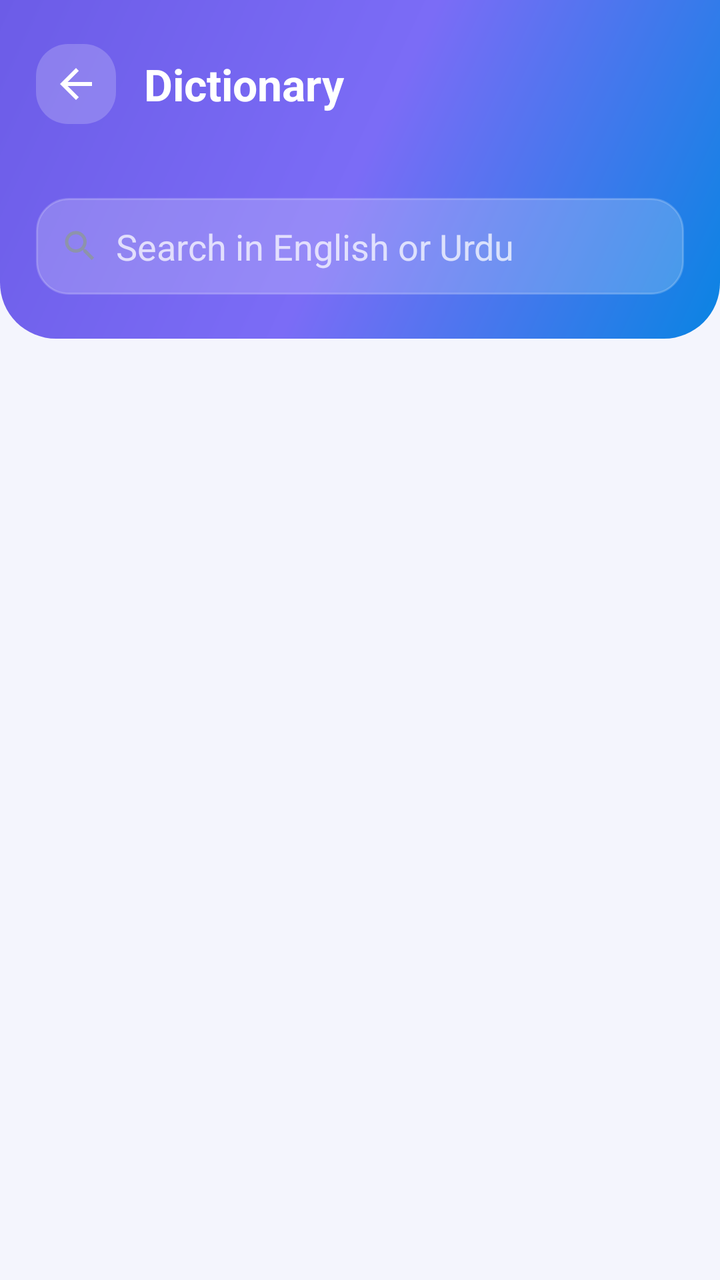
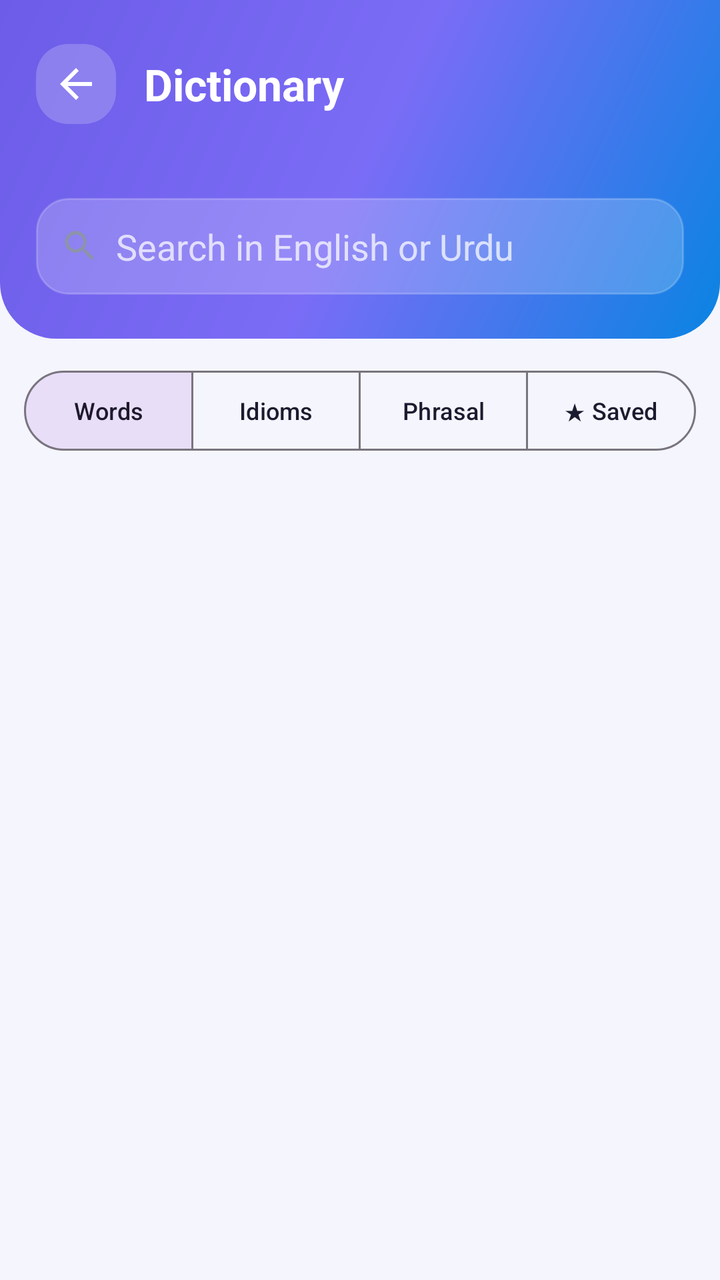

Two renders of the same Android screen: before a commit and after it. Below are the layout's source before the change and the commit's diff.
<!-- AndroidManifest.xml: application theme Theme.MuntahaEnglish -->
<!-- res/layout/activity_dictionary.xml -->
<?xml version="1.0" encoding="utf-8"?>
<LinearLayout xmlns:android="http://schemas.android.com/apk/res/android"
    xmlns:app="http://schemas.android.com/apk/res-auto"
    android:layout_width="match_parent"
    android:layout_height="match_parent"
    android:background="@color/background"
    android:orientation="vertical">

    <LinearLayout
        android:layout_width="match_parent"
        android:layout_height="wrap_content"
        android:background="@drawable/bg_header_gradient"
        android:orientation="vertical"
        android:paddingStart="18dp"
        android:paddingTop="22dp"
        android:paddingEnd="18dp"
        android:paddingBottom="22dp">

        <LinearLayout
            android:layout_width="match_parent"
            android:layout_height="wrap_content"
            android:gravity="center_vertical"
            android:orientation="horizontal">

            <ImageButton
                android:id="@+id/buttonBack"
                android:layout_width="40dp"
                android:layout_height="40dp"
                android:background="@drawable/bg_level_badge"
                android:contentDescription="@string/back"
                android:padding="9dp"
                android:src="@drawable/ic_back" />

            <TextView
                style="@style/ScreenTitle"
                android:layout_width="0dp"
                android:layout_height="wrap_content"
                android:layout_marginStart="14dp"
                android:layout_weight="1"
                android:text="@string/dictionary_title" />
        </LinearLayout>
        <TextView
            android:id="@+id/textDictionarySub"
            style="@style/ScreenSubtitle"
            android:layout_width="match_parent"
            android:layout_height="wrap_content"
            android:layout_marginTop="4dp" />

        <LinearLayout
            android:layout_width="match_parent"
            android:layout_height="wrap_content"
            android:layout_marginTop="14dp"
            android:background="@drawable/bg_input"
            android:backgroundTint="#33FFFFFF"
            android:gravity="center_vertical"
            android:orientation="horizontal"
            android:paddingStart="12dp"
            android:paddingEnd="12dp">

            <ImageView
                android:layout_width="20dp"
                android:layout_height="20dp"
                android:contentDescription="@string/dictionary_hint"
                android:src="@drawable/ic_search" />

            <EditText
                android:id="@+id/inputSearch"
                android:layout_width="match_parent"
                android:layout_height="wrap_content"
                android:layout_marginStart="8dp"
                android:autofillHints=""
                android:background="@null"
                android:hint="@string/dictionary_hint"
                android:inputType="text"
                android:paddingTop="12dp"
                android:paddingBottom="12dp"
                android:textColor="@color/white"
                android:textColorHint="#BBFFFFFF" />
        </LinearLayout>
    </LinearLayout>

    <TextView
        android:id="@+id/textDictionaryEmpty"
        style="@style/BodyText"
        android:layout_width="match_parent"
        android:layout_height="wrap_content"
        android:gravity="center"
        android:padding="24dp"
        android:text="@string/dictionary_empty"
        android:visibility="gone" />

    <androidx.recyclerview.widget.RecyclerView
        android:id="@+id/listDictionary"
        android:layout_width="match_parent"
        android:layout_height="0dp"
        android:layout_weight="1"
        android:clipToPadding="false"
        android:paddingStart="12dp"
        android:paddingTop="12dp"
        android:paddingEnd="12dp"
        android:paddingBottom="14dp"
        android:scrollbars="none" />
</LinearLayout>
<!-- resources referenced by this layout -->
<resources>
  <color name="background">#F4F5FD</color>
  <color name="white">#FFFFFF</color>
  <!-- drawable bg_header_gradient (drawable) -->
  <?xml version="1.0" encoding="utf-8"?>
  <shape xmlns:android="http://schemas.android.com/apk/res/android" android:shape="rectangle">
      <gradient
          android:angle="315"
          android:startColor="#6C5CE7"
          android:centerColor="#7B6CF6"
          android:endColor="#0984E3"
          android:type="linear" />
      <corners android:bottomLeftRadius="28dp" android:bottomRightRadius="28dp" />
  </shape>
  <!-- drawable bg_input (drawable) -->
  <?xml version="1.0" encoding="utf-8"?>
  <shape xmlns:android="http://schemas.android.com/apk/res/android" android:shape="rectangle">
      <solid android:color="#F7F8FE" />
      <corners android:radius="16dp" />
      <stroke android:width="1dp" android:color="#D9DCEF" />
  </shape>
  <!-- drawable bg_level_badge (drawable) -->
  <?xml version="1.0" encoding="utf-8"?>
  <shape xmlns:android="http://schemas.android.com/apk/res/android" android:shape="rectangle">
      <solid android:color="#33FFFFFF" />
      <corners android:radius="16dp" />
  </shape>
  <!-- drawable ic_back (drawable) -->
  <?xml version="1.0" encoding="utf-8"?>
  <vector xmlns:android="http://schemas.android.com/apk/res/android"
      android:width="24dp"
      android:height="24dp"
      android:viewportWidth="24"
      android:viewportHeight="24">
      <path android:fillColor="#FFFFFF" android:pathData="M20,11H7.83l5.59,-5.59L12,4l-8,8 8,8 1.41,-1.41L7.83,13H20v-2z" />
  </vector>
  <!-- drawable ic_search (drawable) -->
  <?xml version="1.0" encoding="utf-8"?>
  <vector xmlns:android="http://schemas.android.com/apk/res/android"
      android:width="24dp"
      android:height="24dp"
      android:viewportWidth="24"
      android:viewportHeight="24">
      <path android:fillColor="#8D93AB" android:pathData="M15.5,14h-0.79l-0.28,-0.27C15.41,12.59 16,11.11 16,9.5 16,5.91 13.09,3 9.5,3S3,5.91 3,9.5 5.91,16 9.5,16c1.61,0 3.09,-0.59 4.23,-1.57l0.27,0.28v0.79l5,4.99L20.49,19l-4.99,-5zM9.5,14C7.01,14 5,11.99 5,9.5S7.01,5 9.5,5 14,7.01 14,9.5 11.99,14 9.5,14z" />
  </vector>
  <string name="back">Back</string>
  <string name="dictionary_empty">No word matched. Try a shorter search.</string>
  <string name="dictionary_hint">Search in English or Urdu</string>
  <string name="dictionary_title">Dictionary</string>
  <style name="BodyText">
          <item name="android:textSize">15sp</item>
          <item name="android:textColor">@color/text_secondary</item>
      </style>
  <style name="ScreenSubtitle">
          <item name="android:textSize">14sp</item>
          <item name="android:textColor">#DDFFFFFF</item>
      </style>
  <style name="ScreenTitle">
          <item name="android:textSize">22sp</item>
          <item name="android:textStyle">bold</item>
          <item name="android:textColor">@color/text_on_brand</item>
      </style>
  <color name="text_secondary">#5F6079</color>
  <color name="text_on_brand">#FFFFFF</color>
  <color name="brand_primary">#6C5CE7</color>
  <color name="brand_secondary">#00B894</color>
  <color name="surface">#FFFFFF</color>
  <color name="text_primary">#1B1B2F</color>
  <color name="brand_primary_dark">#4B3FC4</color>
  <!-- unchanged entries left out for length: 1 -->
</resources>

<!-- the commit's change to res/layout/activity_dictionary.xml (unified diff, before → after) -->
@@ -79,6 +79,66 @@
         </LinearLayout>
     </LinearLayout>
 
+    <com.google.android.material.button.MaterialButtonToggleGroup
+        android:id="@+id/toggleDictionary"
+        android:layout_width="match_parent"
+        android:layout_height="wrap_content"
+        android:layout_marginStart="12dp"
+        android:layout_marginTop="12dp"
+        android:layout_marginEnd="12dp"
+        app:checkedButton="@id/buttonTabWords"
+        app:selectionRequired="true"
+        app:singleSelection="true">
+
+        <com.google.android.material.button.MaterialButton
+            android:id="@+id/buttonTabWords"
+            style="@style/Widget.Material3.Button.OutlinedButton"
+            android:layout_width="0dp"
+            android:layout_height="wrap_content"
+            android:layout_weight="1"
+            android:paddingStart="4dp"
+            android:paddingEnd="4dp"
+            android:text="@string/tab_words"
+            android:textAllCaps="false"
+            android:textSize="12sp" />
+
+        <com.google.android.material.button.MaterialButton
+            android:id="@+id/buttonTabIdioms"
+            style="@style/Widget.Material3.Button.OutlinedButton"
+            android:layout_width="0dp"
+            android:layout_height="wrap_content"
+            android:layout_weight="1"
+            android:paddingStart="4dp"
+            android:paddingEnd="4dp"
+            android:text="@string/tab_idioms"
+            android:textAllCaps="false"
+            android:textSize="12sp" />
+
+        <com.google.android.material.button.MaterialButton
+            android:id="@+id/buttonTabPhrasals"
+            style="@style/Widget.Material3.Button.OutlinedButton"
+            android:layout_width="0dp"
+            android:layout_height="wrap_content"
+            android:layout_weight="1"
+            android:paddingStart="4dp"
+            android:paddingEnd="4dp"
+            android:text="@string/tab_phrasals"
+            android:textAllCaps="false"
+            android:textSize="12sp" />
+
+        <com.google.android.material.button.MaterialButton
+            android:id="@+id/buttonTabSaved"
+            style="@style/Widget.Material3.Button.OutlinedButton"
+            android:layout_width="0dp"
+            android:layout_height="wrap_content"
+            android:layout_weight="1"
+            android:paddingStart="4dp"
+            android:paddingEnd="4dp"
+            android:text="@string/tab_saved"
+            android:textAllCaps="false"
+            android:textSize="12sp" />
+    </com.google.android.material.button.MaterialButtonToggleGroup>
+
     <TextView
         android:id="@+id/textDictionaryEmpty"
         style="@style/BodyText"
<!-- resource entries referenced after the edit -->
@@ -48,6 +48,10 @@
   <string name="dictionary_empty">No word matched. Try a shorter search.</string>
   <string name="dictionary_hint">Search in English or Urdu</string>
   <string name="dictionary_title">Dictionary</string>
+  <string name="tab_idioms">Idioms</string>
+  <string name="tab_phrasals">Phrasal</string>
+  <string name="tab_saved">★ Saved</string>
+  <string name="tab_words">Words</string>
   <style name="BodyText">
           <item name="android:textSize">15sp</item>
           <item name="android:textColor">@color/text_secondary</item>
